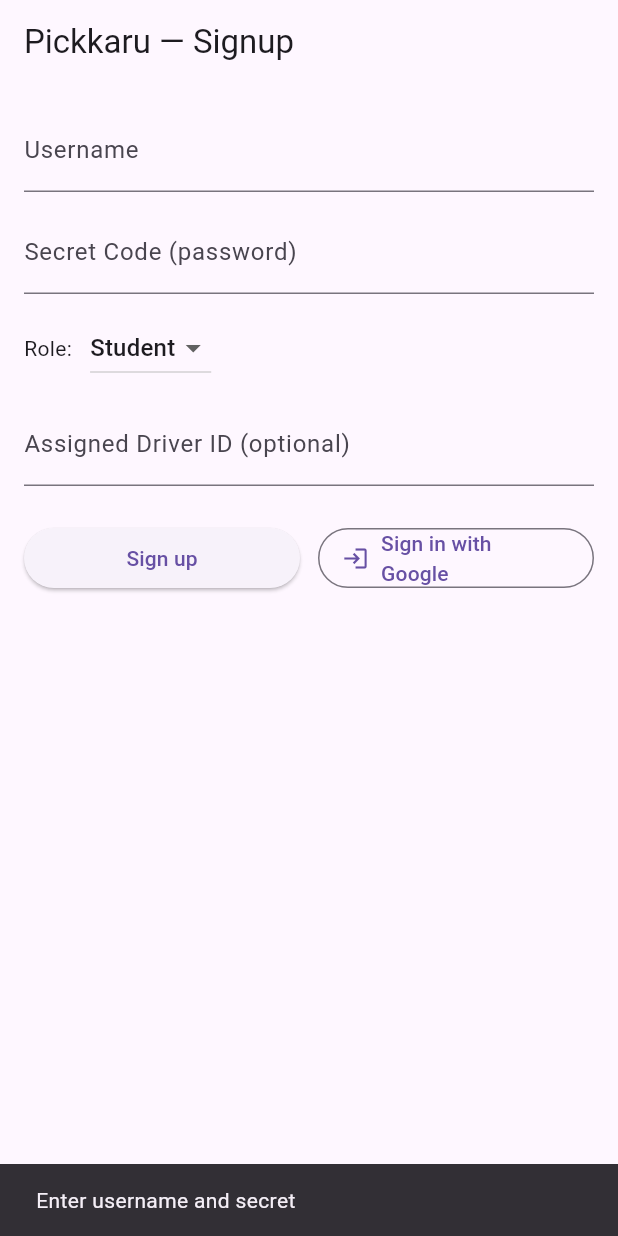
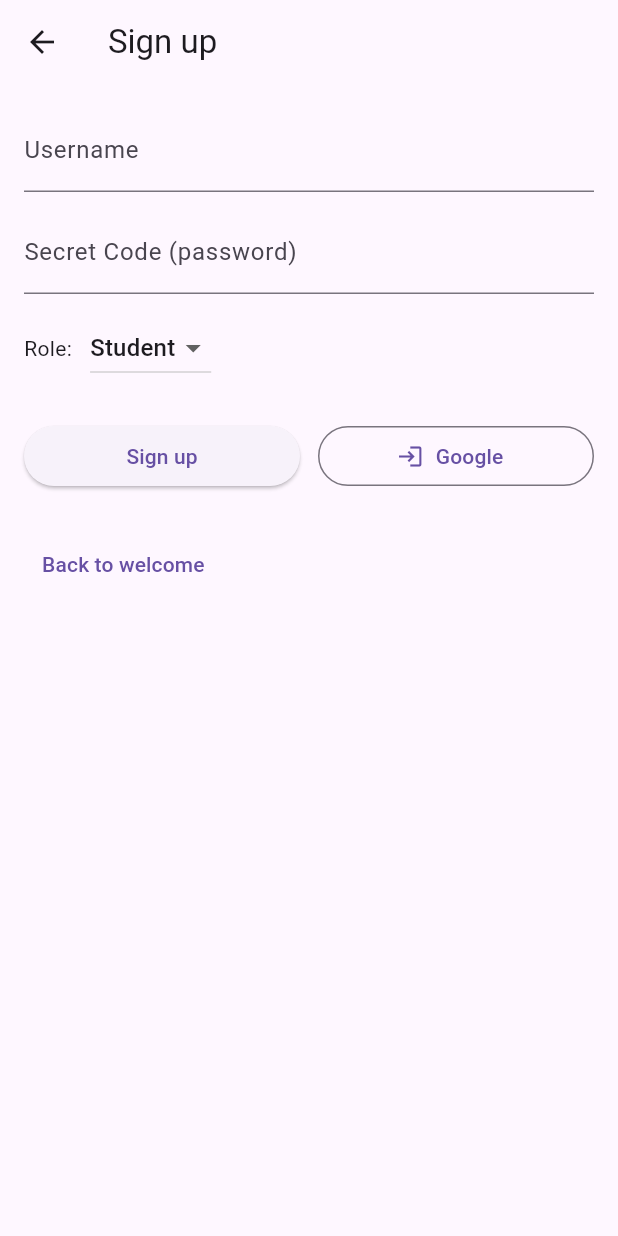
Before and after one commit to HammadAwan424/pickkaru, a Flutter app: the screen it shows after launch, after a tap on "Sign up", on a phone screen of 412 x 824 dp. Run offline on Flutter 3.47's test engine with Material 3 defaults, Android fonts, the phone set to English and light mode, and no system bars; our stand-ins replace cloud_firestore, firebase_auth, firebase_core, google_sign_in; accounts and stored records are empty.

Commit message:
separation of signup and signin - the former require to set a role while the latter reads it

```diff
--- a/lib/screens/home_page.dart
+++ b/lib/screens/home_page.dart
@@ -1,130 +1,48 @@
 import 'package:flutter/material.dart';
-import '../services/firebase_signup_service.dart';
+import 'sign_in_page.dart';
+import 'sign_up_page.dart';
 
-class HomePage extends StatefulWidget {
+class HomePage extends StatelessWidget {
   const HomePage({super.key});
-
-  @override
-  State<HomePage> createState() => _HomePageState();
-}
-
-class _HomePageState extends State<HomePage> {
-  final _usernameCtrl = TextEditingController();
-  final _secretCtrl = TextEditingController();
-  final _driverIdCtrl = TextEditingController();
-  String _role = 'student';
-  bool _loading = false;
-
-  @override
-  void dispose() {
-    _usernameCtrl.dispose();
-    _secretCtrl.dispose();
-    _driverIdCtrl.dispose();
-    super.dispose();
-  }
-
-  Future<void> _signup() async {
-    final username = _usernameCtrl.text.trim();
-    final secret = _secretCtrl.text.trim();
-    final driverId = _driverIdCtrl.text.trim().isEmpty ? null : _driverIdCtrl.text.trim();
-    if (username.isEmpty || secret.isEmpty) {
-      ScaffoldMessenger.of(context).showSnackBar(const SnackBar(content: Text('Enter username and secret')));
-      return;
-    }
-
-    setState(() => _loading = true);
-    try {
-      final svc = FirebaseSignupService();
-      await svc.signUpWithUsername(username: username, secret: secret, role: _role, assignedDriverId: driverId);
-      if (mounted) {
-        ScaffoldMessenger.of(context).showSnackBar(const SnackBar(content: Text('Signup complete')));
-      }
-    } catch (e) {
-      if (mounted) {
-        ScaffoldMessenger.of(context).showSnackBar(SnackBar(content: Text('Signup failed: $e')));
-      }
-    } finally {
-      if (mounted) setState(() => _loading = false);
-    }
-  }
-
-  Future<void> _signInWithGoogle() async {
-    setState(() => _loading = true);
-    try {
-      final svc = FirebaseSignupService();
-      await svc.signInWithGoogle();
-      if (mounted) {
-        ScaffoldMessenger.of(context).showSnackBar(const SnackBar(content: Text('Signed in with Google')));
-      }
-    } catch (e) {
-      if (mounted) {
-        ScaffoldMessenger.of(context).showSnackBar(SnackBar(content: Text('Google sign-in failed: $e')));
-      }
-    } finally {
-      if (mounted) setState(() => _loading = false);
-    }
-  }
 
   @override
   Widget build(BuildContext context) {
     return Scaffold(
-      appBar: AppBar(title: const Text('Pickkaru — Signup')),
+      appBar: AppBar(title: const Text('Pickkaru — Welcome')),
       body: Padding(
         padding: const EdgeInsets.all(16.0),
         child: Column(
-          crossAxisAlignment: CrossAxisAlignment.start,
+          mainAxisAlignment: MainAxisAlignment.center,
+          crossAxisAlignment: CrossAxisAlignment.stretch,
           children: [
-            TextField(
-              controller: _usernameCtrl,
-              decoration: const InputDecoration(labelText: 'Username'),
+            const Text(
+              'Welcome to Pickkaru',
+              style: TextStyle(fontSize: 24, fontWeight: FontWeight.bold),
+              textAlign: TextAlign.center,
+            ),
+            const SizedBox(height: 16),
+            const Text(
+              'Sign in if you already have an account, or sign up to create a new driver or student profile.',
+              textAlign: TextAlign.center,
+            ),
+            const SizedBox(height: 32),
+            ElevatedButton(
+              onPressed: () {
+                Navigator.of(context).push(
+                  MaterialPageRoute(builder: (_) => const SignInPage()),
+                );
+              },
+              child: const Text('Sign in'),
             ),
             const SizedBox(height: 12),
-            TextField(
-              controller: _secretCtrl,
-              decoration: const InputDecoration(labelText: 'Secret Code (password)'),
-              obscureText: true,
+            OutlinedButton(
+              onPressed: () {
+                Navigator.of(context).push(
+                  MaterialPageRoute(builder: (_) => const SignUpPage()),
+                );
+              },
+              child: const Text('Sign up'),
             ),
-            const SizedBox(height: 12),
-            Row(
-              children: [
-                const Text('Role:'),
-                const SizedBox(width: 12),
-                DropdownButton<String>(
-                  value: _role,
-                  items: const [
-                    DropdownMenuItem(value: 'student', child: Text('Student')),
-                    DropdownMenuItem(value: 'driver', child: Text('Driver')),
-                  ],
-                  onChanged: (v) => setState(() => _role = v ?? 'student'),
-                )
-              ],
-            ),
-            if (_role == 'student') ...[
-              const SizedBox(height: 12),
-              TextField(
-                controller: _driverIdCtrl,
-                decoration: const InputDecoration(labelText: 'Assigned Driver ID (optional)'),
-              ),
-            ],
-            const SizedBox(height: 24),
-            Row(
-              children: [
-                Expanded(
-                  child: ElevatedButton(
-                    onPressed: _loading ? null : _signup,
-                    child: _loading ? const CircularProgressIndicator() : const Text('Sign up'),
-                  ),
-                ),
-                const SizedBox(width: 12),
-                Expanded(
-                  child: OutlinedButton.icon(
-                    onPressed: _loading ? null : _signInWithGoogle,
-                    icon: const Icon(Icons.login),
-                    label: const Text('Sign in with Google'),
-                  ),
-                ),
-              ],
-            )
           ],
         ),
       ),
--- /dev/null
+++ b/lib/screens/sign_up_page.dart
@@ -0,0 +1,162 @@
+import 'package:flutter/material.dart';
+import '../screens/student_driver_assignment_page.dart';
+import '../services/firebase_signup_service.dart';
+
+class SignUpPage extends StatefulWidget {
+  const SignUpPage({super.key});
+
+  @override
+  State<SignUpPage> createState() => _SignUpPageState();
+}
+
+class _SignUpPageState extends State<SignUpPage> {
+  final _usernameCtrl = TextEditingController();
+  final _secretCtrl = TextEditingController();
+  roles _role = roles.student;
+  bool _loading = false;
+
+  @override
+  void dispose() {
+    _usernameCtrl.dispose();
+    _secretCtrl.dispose();
+    super.dispose();
+  }
+
+  Future<void> _signup() async {
+    final username = _usernameCtrl.text.trim();
+    final secret = _secretCtrl.text.trim();
+    if (username.isEmpty || secret.isEmpty) {
+      ScaffoldMessenger.of(context).showSnackBar(
+        const SnackBar(content: Text('Enter username and secret')),
+      );
+      return;
+    }
+
+    setState(() => _loading = true);
+    try {
+      final svc = FirebaseSignupService();
+      final uid = await svc.signUpWithUsername(
+        username: username,
+        secret: secret,
+        role: _role,
+      );
+
+      if (!mounted) return;
+
+      if (_role == roles.student) {
+        await Navigator.of(context).push<bool>(
+          MaterialPageRoute(
+            builder: (_) => StudentDriverAssignmentPage(studentUid: uid),
+          ),
+        );
+      }
+
+      if (mounted) {
+        ScaffoldMessenger.of(context).showSnackBar(
+          const SnackBar(content: Text('Signup complete')),
+        );
+      }
+    } catch (e) {
+      if (mounted) {
+        ScaffoldMessenger.of(context).showSnackBar(
+          SnackBar(content: Text('Signup failed: $e')),
+        );
+      }
+    } finally {
+      if (mounted) setState(() => _loading = false);
+    }
+  }
+
+  Future<void> _singUpWithGoogle() async {
+    setState(() => _loading = true);
+    try {
+      final svc = FirebaseSignupService();
+      await svc.signInWithGoogle(_role);
+      if (mounted) {
+        ScaffoldMessenger.of(context).showSnackBar(
+          const SnackBar(content: Text('Signed in with Google')),
+        );
+      }
+    } catch (e) {
+      if (mounted) {
+        ScaffoldMessenger.of(context).showSnackBar(
+          SnackBar(content: Text('Google sign-in failed: $e')),
+        );
+      }
+    } finally {
+      if (mounted) setState(() => _loading = false);
+    }
+  }
+
+  @override
+  Widget build(BuildContext context) {
+    return Scaffold(
+      appBar: AppBar(title: const Text('Sign up')),
+      body: Padding(
+        padding: const EdgeInsets.all(16.0),
+        child: Column(
+          crossAxisAlignment: CrossAxisAlignment.start,
+          children: [
+            TextField(
+              controller: _usernameCtrl,
+              decoration: const InputDecoration(labelText: 'Username'),
+            ),
+            const SizedBox(height: 12),
+            TextField(
+              controller: _secretCtrl,
+              decoration:
+                  const InputDecoration(labelText: 'Secret Code (password)'),
+              obscureText: true,
+            ),
+            const SizedBox(height: 12),
+            Row(
+              children: [
+                const Text('Role:'),
+                const SizedBox(width: 12),
+                DropdownButton<roles>(
+                  value: _role,
+                  items: const [
+                    DropdownMenuItem(
+                        value: roles.student, child: Text('Student')),
+                    DropdownMenuItem(
+                        value: roles.driver, child: Text('Driver')),
+                  ],
+                  onChanged: (value) {
+                    if (value == null) return;
+                    setState(() => _role = value);
+                  },
+                )
+              ],
+            ),
+            const SizedBox(height: 24),
+            Row(
+              children: [
+                Expanded(
+                  child: ElevatedButton(
+                    onPressed: _loading ? null : _signup,
+                    child: _loading
+                        ? const CircularProgressIndicator()
+                        : const Text('Sign up'),
+                  ),
+                ),
+                const SizedBox(width: 12),
+                Expanded(
+                  child: OutlinedButton.icon(
+                    onPressed: _loading ? null : _singUpWithGoogle,
+                    icon: const Icon(Icons.login),
+                    label: const Text('Google'),
+                  ),
+                ),
+              ],
+            ),
+            const SizedBox(height: 24),
+            TextButton(
+              onPressed: () => Navigator.of(context).pop(),
+              child: const Text('Back to welcome'),
+            ),
+          ],
+        ),
+      ),
+    );
+  }
+}
```
Also changed, not shown: lib/screens/sign_in_page.dart (added, +140 -0 lines), lib/screens/student_driver_assignment_page.dart (added, +89 -0 lines), lib/services/firebase_signup_service.dart (+69 -26 lines), 1 other file.
